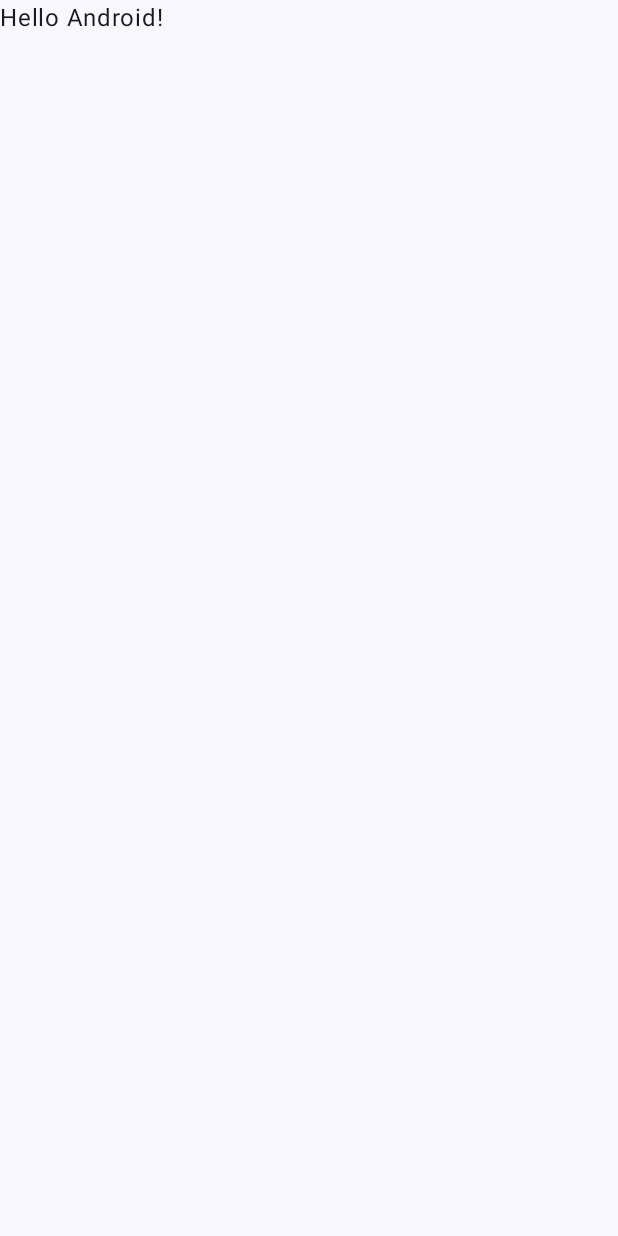
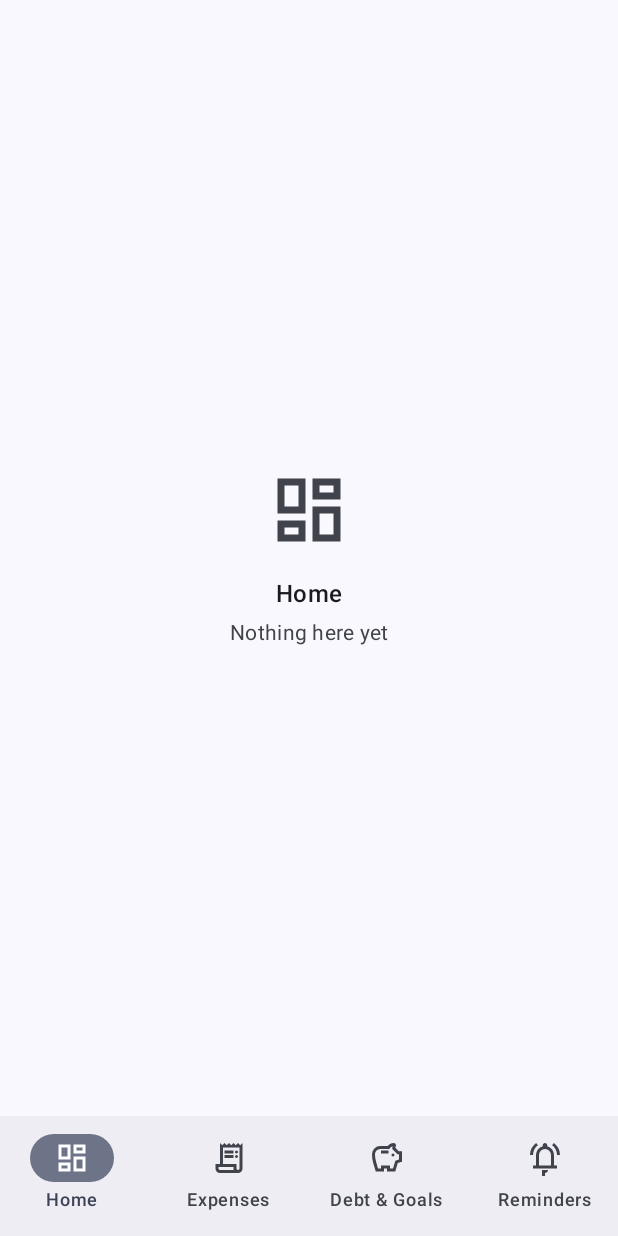
Before and after one commit to appcraft-by-k/Expense-art, an Android app built with Jetpack Compose: the screen it shows after launch (MainActivity), on a phone screen of 412 x 824 dp. Before the commit the screen is almost empty. Run offline under Robolectric (Android 15) with nearby library versions, the phone set to English and light mode, and no system bars.

Commit message:
Add bottom tab navigation with placeholder screens
- Add dashboard, receipt_long, savings, notifications_active tab vector icons
- Add AppTab enum defining the four bottom navigation tabs
- Add ExpenseArtApp scaffold with NavigationBar and empty placeholder per tab
- Back returns to Home tab; selected tab survives configuration changes
- Replace template Greeting screen in MainActivity

```diff
--- a/app/src/main/java/com/appcraftbyk/expense/art/MainActivity.kt
+++ b/app/src/main/java/com/appcraftbyk/expense/art/MainActivity.kt
@@ -4,13 +4,7 @@ import android.os.Bundle
 import androidx.activity.ComponentActivity
 import androidx.activity.compose.setContent
 import androidx.activity.enableEdgeToEdge
-import androidx.compose.foundation.layout.fillMaxSize
-import androidx.compose.foundation.layout.padding
-import androidx.compose.material3.Scaffold
-import androidx.compose.material3.Text
-import androidx.compose.runtime.Composable
-import androidx.compose.ui.Modifier
-import androidx.compose.ui.tooling.preview.Preview
+import com.appcraftbyk.expense.art.ui.ExpenseArtApp
 import com.appcraftbyk.expense.art.ui.theme.ExpenseArtTheme
 
 class MainActivity : ComponentActivity() {
@@ -19,29 +13,8 @@ class MainActivity : ComponentActivity() {
         enableEdgeToEdge()
         setContent {
             ExpenseArtTheme {
-                Scaffold(modifier = Modifier.fillMaxSize()) { innerPadding ->
-                    Greeting(
-                        name = "Android",
-                        modifier = Modifier.padding(innerPadding)
-                    )
-                }
+                ExpenseArtApp()
             }
         }
     }
 }
-
-@Composable
-fun Greeting(name: String, modifier: Modifier = Modifier) {
-    Text(
-        text = "Hello $name!",
-        modifier = modifier
-    )
-}
-
-@Preview(showBackground = true)
-@Composable
-fun GreetingPreview() {
-    ExpenseArtTheme {
-        Greeting("Android")
-    }
-}
--- /dev/null
+++ b/app/src/main/java/com/appcraftbyk/expense/art/ui/ExpenseArtApp.kt
@@ -0,0 +1,104 @@
+package com.appcraftbyk.expense.art.ui
+
+import androidx.activity.compose.BackHandler
+import androidx.compose.foundation.layout.Arrangement
+import androidx.compose.foundation.layout.Column
+import androidx.compose.foundation.layout.fillMaxSize
+import androidx.compose.foundation.layout.padding
+import androidx.compose.foundation.layout.size
+import androidx.compose.material3.Icon
+import androidx.compose.material3.MaterialTheme
+import androidx.compose.material3.NavigationBar
+import androidx.compose.material3.NavigationBarItem
+import androidx.compose.material3.Scaffold
+import androidx.compose.material3.Text
+import androidx.compose.runtime.Composable
+import androidx.compose.runtime.getValue
+import androidx.compose.runtime.mutableStateOf
+import androidx.compose.runtime.saveable.rememberSaveable
+import androidx.compose.runtime.setValue
+import androidx.compose.ui.Alignment
+import androidx.compose.ui.Modifier
+import androidx.compose.ui.res.painterResource
+import androidx.compose.ui.res.stringResource
+import androidx.compose.ui.text.style.TextAlign
+import androidx.compose.ui.tooling.preview.Preview
+import androidx.compose.ui.unit.dp
+import com.appcraftbyk.expense.art.R
+import com.appcraftbyk.expense.art.ui.navigation.AppTab
+import com.appcraftbyk.expense.art.ui.theme.ExpenseArtTheme
+
+@Composable
+fun ExpenseArtApp() {
+    var selectedTab by rememberSaveable { mutableStateOf(AppTab.Home) }
+
+    BackHandler(enabled = selectedTab != AppTab.Home) {
+        selectedTab = AppTab.Home
+    }
+
+    Scaffold(
+        modifier = Modifier.fillMaxSize(),
+        bottomBar = {
+            NavigationBar {
+                AppTab.entries.forEach { tab ->
+                    val label = stringResource(tab.labelRes)
+                    NavigationBarItem(
+                        selected = tab == selectedTab,
+                        onClick = { selectedTab = tab },
+                        icon = {
+                            Icon(
+                                painter = painterResource(tab.iconRes),
+                                contentDescription = null
+                            )
+                        },
+                        label = { Text(text = label) }
+                    )
+                }
+            }
+        }
+    ) { innerPadding ->
+        EmptyTabContent(
+            tab = selectedTab,
+            modifier = Modifier
+                .fillMaxSize()
+                .padding(innerPadding)
+        )
+    }
+}
+
+@Composable
+private fun EmptyTabContent(tab: AppTab, modifier: Modifier = Modifier) {
+    Column(
+        modifier = modifier.padding(horizontal = 24.dp),
+        horizontalAlignment = Alignment.CenterHorizontally,
+        verticalArrangement = Arrangement.Center
+    ) {
+        Icon(
+            painter = painterResource(tab.iconRes),
+            contentDescription = null,
+            modifier = Modifier.size(56.dp),
+            tint = MaterialTheme.colorScheme.onSurfaceVariant
+        )
+        Text(
+            text = stringResource(tab.labelRes),
+            style = MaterialTheme.typography.titleMedium,
+            color = MaterialTheme.colorScheme.onSurface,
+            modifier = Modifier.padding(top = 16.dp)
+        )
+        Text(
+            text = stringResource(R.string.empty_tab_message),
+            style = MaterialTheme.typography.bodyMedium,
+            color = MaterialTheme.colorScheme.onSurfaceVariant,
+            textAlign = TextAlign.Center,
+            modifier = Modifier.padding(top = 4.dp)
+        )
+    }
+}
+
+@Preview(showBackground = true)
+@Composable
+private fun ExpenseArtAppPreview() {
+    ExpenseArtTheme(dynamicColor = false) {
+        ExpenseArtApp()
+    }
+}
--- /dev/null
+++ b/app/src/main/java/com/appcraftbyk/expense/art/ui/navigation/AppTab.kt
@@ -0,0 +1,16 @@
+package com.appcraftbyk.expense.art.ui.navigation
+
+import androidx.annotation.DrawableRes
+import androidx.annotation.StringRes
+import com.appcraftbyk.expense.art.R
+
+/** Bottom navigation tabs, in display order. */
+enum class AppTab(
+    @param:StringRes val labelRes: Int,
+    @param:DrawableRes val iconRes: Int
+) {
+    Home(R.string.tab_home, R.drawable.ic_tab_home),
+    Expenses(R.string.tab_expenses, R.drawable.ic_tab_expenses),
+    DebtGoals(R.string.tab_debt_goals, R.drawable.ic_tab_debt_goals),
+    Reminders(R.string.tab_reminders, R.drawable.ic_tab_reminders)
+}
--- /dev/null
+++ b/app/src/main/res/drawable/ic_tab_debt_goals.xml
@@ -0,0 +1,13 @@
+<?xml version="1.0" encoding="utf-8"?>
+<!-- Debt & Goals tab icon (Material Symbols Outlined: savings) -->
+<vector xmlns:android="http://schemas.android.com/apk/res/android"
+    android:width="24dp"
+    android:height="24dp"
+    android:viewportWidth="960"
+    android:viewportHeight="960">
+    <group android:translateY="960">
+        <path
+            android:fillColor="#FF000000"
+            android:pathData="M640-520q17 0 28.5-11.5T680-560q0-17-11.5-28.5T640-600q-17 0-28.5 11.5T600-560q0 17 11.5 28.5T640-520Zm-320-80h200v-80H320v80ZM180-120q-34-114-67-227.5T80-580q0-92 64-156t156-64h200q29-38 70.5-59t89.5-21q25 0 42.5 17.5T720-820q0 6-1.5 12t-3.5 11q-4 11-7.5 22.5T702-751l91 91h87v279l-113 37-67 224H480v-80h-80v80H180Zm60-80h80v-80h240v80h80l62-206 98-33v-141h-40L620-720q0-20 2.5-38.5T630-796q-29 8-51 27.5T547-720H300q-58 0-99 41t-41 99q0 98 27 191.5T240-200Z" />
+    </group>
+</vector>
--- /dev/null
+++ b/app/src/main/res/drawable/ic_tab_expenses.xml
@@ -0,0 +1,13 @@
+<?xml version="1.0" encoding="utf-8"?>
+<!-- Expenses tab icon (Material Symbols Outlined: receipt_long) -->
+<vector xmlns:android="http://schemas.android.com/apk/res/android"
+    android:width="24dp"
+    android:height="24dp"
+    android:viewportWidth="960"
+    android:viewportHeight="960">
+    <group android:translateY="960">
+        <path
+            android:fillColor="#FF000000"
+            android:pathData="M240-80q-50 0-85-35t-35-85v-120h120v-560l60 60 60-60 60 60 60-60 60 60 60-60 60 60 60-60 60 60 60-60v680q0 50-35 85t-85 35H240Zm480-80q17 0 28.5-11.5T760-200v-560H320v440h360v120q0 17 11.5 28.5T720-160ZM360-600v-80h240v80H360Zm0 120v-80h240v80H360Zm320-120q-17 0-28.5-11.5T640-640q0-17 11.5-28.5T680-680q17 0 28.5 11.5T720-640q0 17-11.5 28.5T680-600Zm0 120q-17 0-28.5-11.5T640-520q0-17 11.5-28.5T680-560q17 0 28.5 11.5T720-520q0 17-11.5 28.5T680-480ZM240-160h360v-80H200v40q0 17 11.5 28.5T240-160Z" />
+    </group>
+</vector>
--- /dev/null
+++ b/app/src/main/res/drawable/ic_tab_home.xml
@@ -0,0 +1,13 @@
+<?xml version="1.0" encoding="utf-8"?>
+<!-- Home tab icon (Material Symbols Outlined: dashboard) -->
+<vector xmlns:android="http://schemas.android.com/apk/res/android"
+    android:width="24dp"
+    android:height="24dp"
+    android:viewportWidth="960"
+    android:viewportHeight="960">
+    <group android:translateY="960">
+        <path
+            android:fillColor="#FF000000"
+            android:pathData="M520-600v-240h320v240H520ZM120-440v-400h320v400H120Zm400 320v-400h320v400H520Zm-400 0v-240h320v240H120Zm80-400h160v-240H200v240Zm400 320h160v-240H600v240Zm0-480h160v-80H600v80ZM200-200h160v-80H200v80Z" />
+    </group>
+</vector>
--- /dev/null
+++ b/app/src/main/res/drawable/ic_tab_reminders.xml
@@ -0,0 +1,13 @@
+<?xml version="1.0" encoding="utf-8"?>
+<!-- Reminders tab icon (Material Symbols Outlined: notifications_active) -->
+<vector xmlns:android="http://schemas.android.com/apk/res/android"
+    android:width="24dp"
+    android:height="24dp"
+    android:viewportWidth="960"
+    android:viewportHeight="960">
+    <group android:translateY="960">
+        <path
+            android:fillColor="#FF000000"
+            android:pathData="M80-560q0-100 44.5-183.5T244-882l47 64q-60 44-95.5 111T160-560H80Zm720 0q0-80-35.5-147T669-818l47-64q75 55 119.5 138.5T880-560h-80ZM160-200v-80h80v-280q0-83 50-147.5T420-792v-28q0-25 17.5-42.5T480-880q25 0 42.5 17.5T540-820v28q80 20 130 84.5T720-560v280h80v80H160Zm320 420q-33 0-56.5-23.5T400-160h160q0 33-23.5 56.5T480-80ZM320-280h320v-280q0-66-47-113t-113-47q-66 0-113 47t-47 113v280Z" />
+    </group>
+</vector>
--- a/app/src/main/res/values/strings.xml
+++ b/app/src/main/res/values/strings.xml
@@ -1,3 +1,10 @@
 <resources>
     <string name="app_name">Expense art</string>
+
+    <string name="tab_home">Home</string>
+    <string name="tab_expenses">Expenses</string>
+    <string name="tab_debt_goals">Debt &amp; Goals</string>
+    <string name="tab_reminders">Reminders</string>
+
+    <string name="empty_tab_message">Nothing here yet</string>
 </resources>
```
